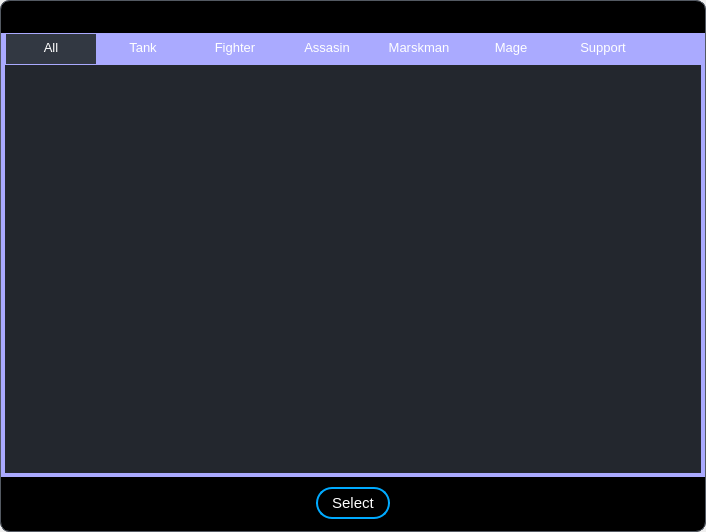
This is ui/dialogs/hero_selector_tab.ui in elian-olbz/mlbb-drafting-and-simulation-tools as Qt 5 draws it before an edit. The edited form follows.
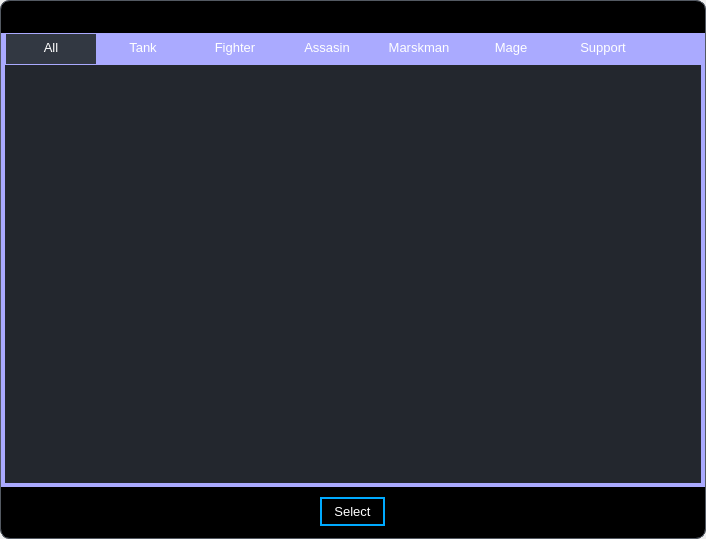
This is the edited form. Icons and pictures are not drawn.

Commit message: Added buttons hover and press effect. Main page butttons replaced. Filtered pick/ban button on PD

Patch:
```diff
--- a/ui/dialogs/hero_selector_tab.ui
+++ b/ui/dialogs/hero_selector_tab.ui
@@ -7,7 +7,7 @@
     <x>0</x>
     <y>0</y>
     <width>706</width>
-    <height>532</height>
+    <height>539</height>
    </rect>
   </property>
   <property name="windowTitle">
@@ -73,13 +73,6 @@
 padding:0;
 margin:0;
 color:#fff
-}
-
-QPushButton{
-text-align:left;
-padding: 5px 10px;
-border-top-left-radius: 10px;
-border-bottom-left-radius: 10px;
 }</string>
         </property>
         <layout class="QVBoxLayout" name="verticalLayout_6">
@@ -130,6 +123,22 @@
             </property>
             <item alignment="Qt::AlignRight">
              <widget class="QPushButton" name="exit_button">
+              <property name="styleSheet">
+               <string notr="true">QPushButton{
+text-align:center;
+padding: 5px 5px;
+border-radius: 5px;
+}
+
+QPushButton:hover {
+    background-color: #23272e;
+}
+
+QPushButton:pressed {	
+    background-color: rgb(62, 69, 82);
+    color: rgb(255, 255, 255);
+} </string>
+              </property>
               <property name="text">
                <string/>
               </property>
@@ -201,9 +210,12 @@
 	border-bottom-right-radius: 0px;
 }
 
-QTabBar::tab:selected, QTabBar::tab:hover {
+QTabBar::tab:selected {
     /* Set the background color of the selected/hovered tab */
-    background-color: #323842; /* Darker accent color */
+     background-color: #323842;
+}
+ QTabBar::tab:hover {
+	background-color: rgb(108, 108, 162);
 }
 
 /* Tab content area styles */
@@ -296,6 +308,22 @@
          </item>
          <item>
           <widget class="QWidget" name="bottom_container" native="true">
+           <property name="styleSheet">
+            <string notr="true">QPushButton{
+text-align:center;
+padding: 5px 12px;
+border-radius: 0px;
+}
+
+QPushButton:hover {
+    background-color: #23272e;
+}
+
+QPushButton:pressed {	
+    background-color: rgb(62, 69, 82);
+    color: rgb(255, 255, 255);
+} </string>
+           </property>
            <layout class="QVBoxLayout" name="verticalLayout_4">
             <property name="spacing">
              <number>0</number>
@@ -340,7 +368,7 @@
                 <widget class="QPushButton" name="select_btn">
                  <property name="font">
                   <font>
-                   <pointsize>11</pointsize>
+                   <pointsize>10</pointsize>
                   </font>
                  </property>
                  <property name="styleSheet">
@@ -350,7 +378,7 @@
 border-color: rgb(0, 170, 255);</string>
                  </property>
                  <property name="text">
-                  <string> Select </string>
+                  <string>Select</string>
                  </property>
                 </widget>
                </item>
```
Left out of the diff: 2 changed lines with no effect on the pictures. The commit also changes 14 other files.
